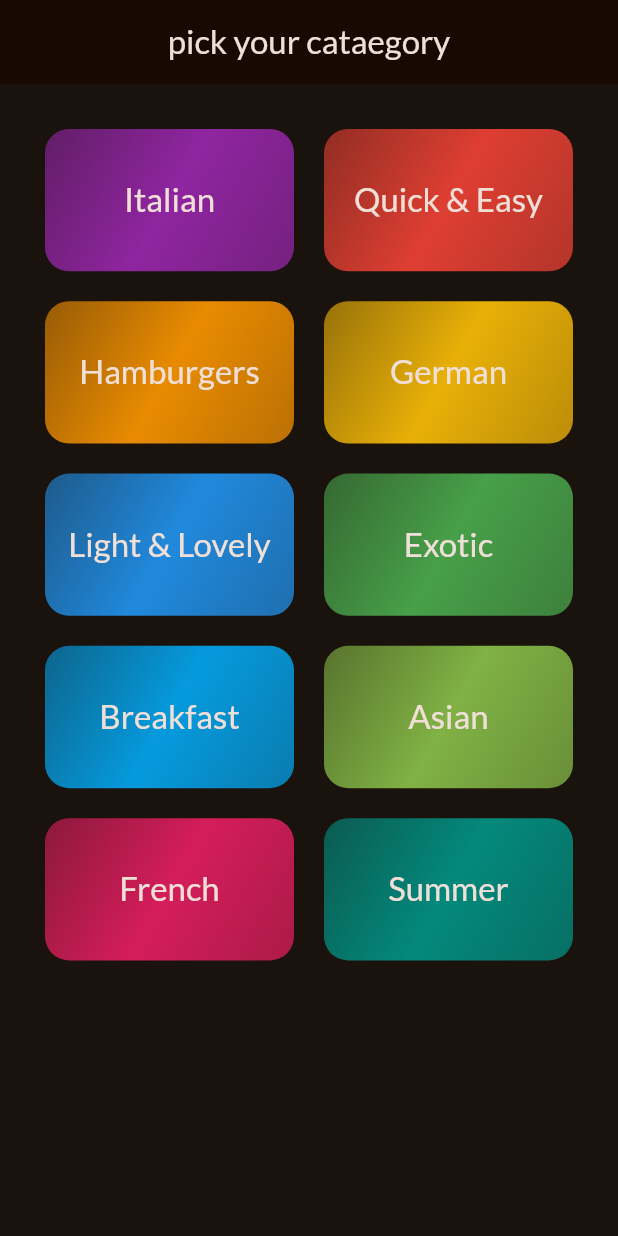
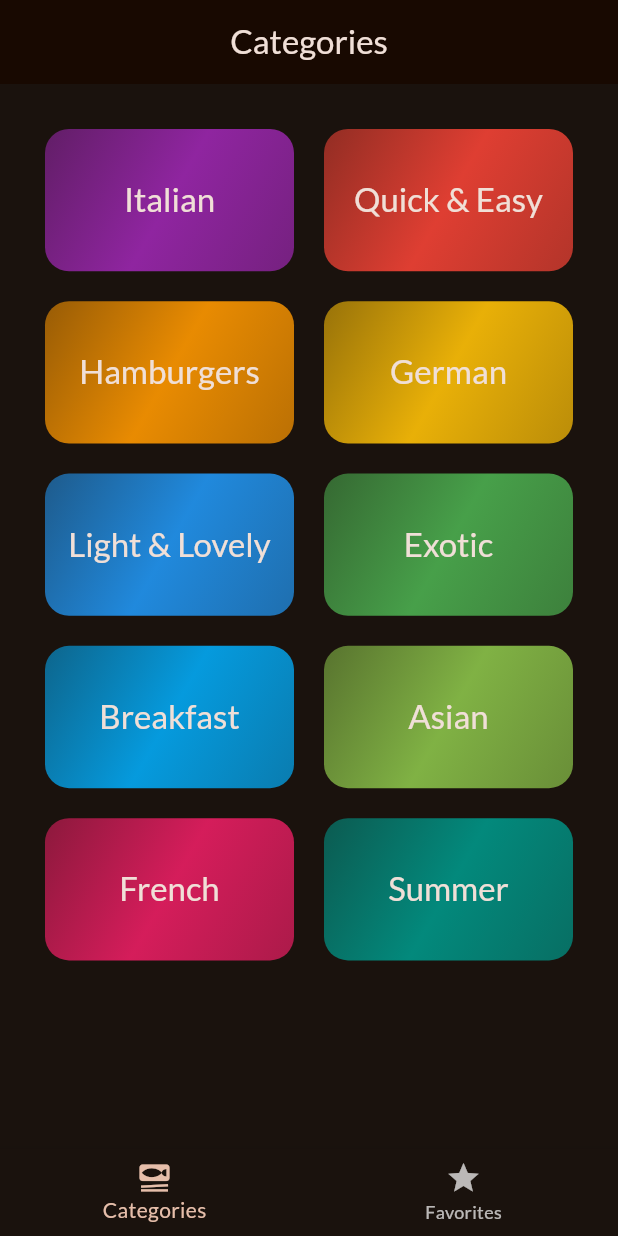
Before and after one commit to AtharvaDingare/MealsApp, a Flutter app: the screen it shows after launch, on a phone screen of 412 x 824 dp. Run offline on Flutter 3.47's test engine with Material 2 defaults, Android fonts, the phone set to English and light mode, and no system bars; our stand-ins replace google_fonts, transparent_image.

Commit message:
commited all the recent changes

```diff
--- a/lib/main.dart
+++ b/lib/main.dart
@@ -1,5 +1,5 @@
 import 'package:flutter/material.dart';
-import 'package:meals_app/screens/categories.dart';
+import 'package:meals_app/screens/tabs.dart';
 import 'package:meals_app/themes/theme.dart';
 
 void main() {
@@ -13,7 +13,7 @@ class App extends StatelessWidget {
   Widget build(BuildContext context) {
     return MaterialApp(
       theme: theme,
-      home: const Categories(),
+      home: const TabScreen(),
     );
   }
 }
--- a/lib/screens/categories.dart
+++ b/lib/screens/categories.dart
@@ -1,18 +1,26 @@
 import 'package:flutter/material.dart';
 import 'package:meals_app/data/dummy_data.dart';
+import 'package:meals_app/models/category.dart';
+import 'package:meals_app/models/meal.dart';
 import 'package:meals_app/screens/meals.dart';
 import 'package:meals_app/widgets/category_grid_item.dart';
 
 class Categories extends StatelessWidget {
-  const Categories({super.key});
+  const Categories({super.key , required this.addtoFavorites});
 
-  void _selectCategory(BuildContext context) {
+  final void Function(Meal) addtoFavorites;
+
+  void _selectCategory(BuildContext context, Category category) {
+    final filteredList = dummyMeals
+        .where((meal) => meal.categories.contains(category.id))
+        .toList();
     Navigator.push(
       context,
       MaterialPageRoute(
-        builder: (ctx) => const Meals(
-          title: 'MEALSSSS SCREEN',
-          meals: dummyMeals,
+        builder: (ctx) => Meals(
+          title: category.title,
+          meals: filteredList,
+          addtoFavorites: addtoFavorites,
         ),
       ),
     );
@@ -21,11 +29,7 @@ class Categories extends StatelessWidget {
 
   @override
   Widget build(BuildContext context) {
-    return Scaffold(
-      appBar: AppBar(
-        title: const Text('pick your cataegory'),
-      ),
-      body: GridView(
+    return GridView(
         padding: const EdgeInsets.all(30),
         gridDelegate: const SliverGridDelegateWithFixedCrossAxisCount(
           crossAxisCount: 2, // number of cross axis (number of columns).
@@ -44,10 +48,9 @@ class Categories extends StatelessWidget {
             CategoryGridItem(
                 category: category,
                 selectCategory: () {
-                    _selectCategory(context);
+                  _selectCategory(context, category);
                 }),
           //)
-          ]),
-    );
+        ]);
   }
 }
--- /dev/null
+++ b/lib/screens/tabs.dart
@@ -0,0 +1,89 @@
+import 'package:flutter/material.dart';
+import 'package:meals_app/models/meal.dart';
+import 'package:meals_app/screens/categories.dart';
+import 'package:meals_app/screens/meals.dart';
+
+class TabScreen extends StatefulWidget {
+  const TabScreen({super.key});
+  @override
+  State<StatefulWidget> createState() {
+    return _TabScreenState();
+  }
+}
+
+class _TabScreenState extends State<TabScreen> {
+  int activeScreenIndex = 0;
+  void _selectPageindex(int index) {
+    setState(() {
+      activeScreenIndex = index;
+    });
+  }
+
+  void _showSnackBar(String message) {
+    ScaffoldMessenger.of(context).clearSnackBars();
+    ScaffoldMessenger.of(context).showSnackBar(
+      SnackBar(
+        content: Text(message),
+      ),
+    );
+  }
+
+  List<Meal> favoriteMeals = [];
+
+  void addtofavorites(Meal currentmeal) {
+    bool inFavorites = false;
+    if (favoriteMeals.contains(currentmeal)) {
+      inFavorites = true;
+    }
+    setState(() {
+      if (inFavorites) {
+        favoriteMeals.remove(currentmeal);
+        _showSnackBar('Removed ${currentmeal.title} from Favorites!');
+      } else {
+        favoriteMeals.add(currentmeal);
+        _showSnackBar('Added ${currentmeal.title} to Favorites!');
+      }
+    });
+  }
+
+  @override
+  Widget build(BuildContext context) {
+    Widget activeScreen = Categories(
+      addtoFavorites: addtofavorites,
+    );
+    var activePageTitle = 'Categories';
+    if (activeScreenIndex == 1) {
+      activeScreen = Meals(
+        title: 'Favorites',
+        meals: favoriteMeals,
+        addtoFavorites: addtofavorites,
+      );
+      activePageTitle = 'Favorites';
+    }
+    return Scaffold(
+      appBar: AppBar(
+        title: Text(activePageTitle),
+      ),
+      body:
+          activeScreen, // this is the active screen which is to be displayed , it changes dynamically ontap , whenever setstate is called.
+      bottomNavigationBar: BottomNavigationBar(
+        onTap: _selectPageindex,
+        currentIndex:
+            activeScreenIndex, // it needs a function which takes an integer parameter as an input which would be the index of the current highlighted section in the bottom navigation bar.
+        items: const [
+          // takes a list of bottomnavigationbar items
+          BottomNavigationBarItem(
+            // this is a constructor item of the bottomnavigationbar widget
+            icon: Icon(Icons
+                .set_meal), // creates an icon for the bottomnavigationbar item
+            label: 'Categories', // label for that section
+          ),
+          BottomNavigationBarItem(
+            icon: Icon(Icons.star),
+            label: 'Favorites',
+          ),
+        ],
+      ),
+    );
+  }
+}
```
Also changed, not shown: lib/screens/meals.dart (+27 -4 lines), lib/screens/mealsscreen.dart (+72 -9 lines), lib/widgets/meals_data_item.dart (+7 -3 lines), lib/screens/side_drawer.dart (added). Lines whose indentation alone changed are shown as unchanged.
